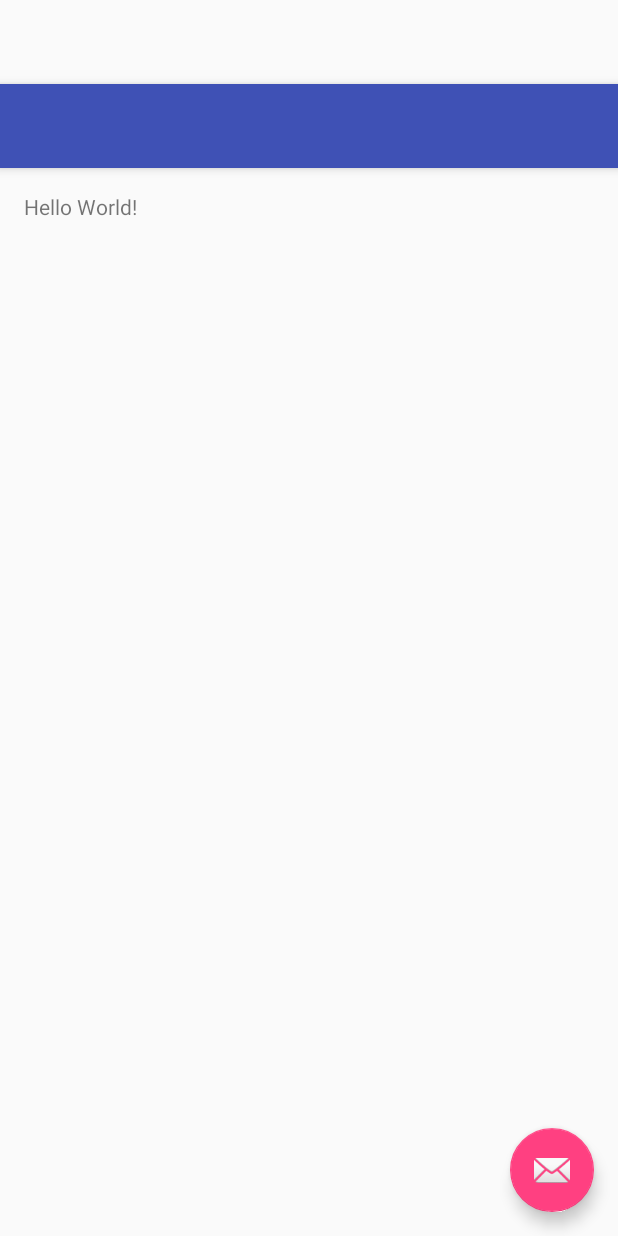
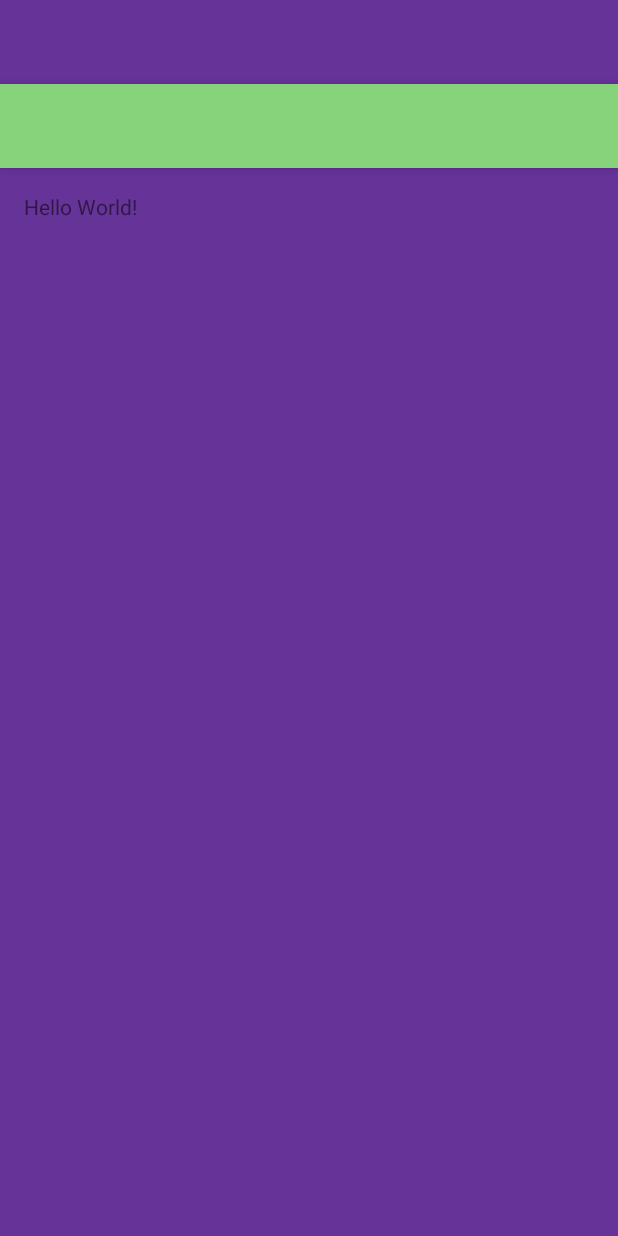
Before and after one commit to altonlau/QuizDown, an Android app: the layout activity_main.xml on its own in the app's theme, with its tools: preview values and no code run, on a phone screen of 412 x 824 dp. Run offline under Robolectric (Android 15) with nearby library versions, the phone set to English and light mode, and no system bars.

Commit message:
Added beautiful eggplant color theme

```diff
--- a/android/QuizDown/app/src/main/res/layout/activity_main.xml
+++ b/android/QuizDown/app/src/main/res/layout/activity_main.xml
@@ -1,25 +1,27 @@
 <?xml version="1.0" encoding="utf-8"?>
-<android.support.design.widget.CoordinatorLayout
-    xmlns:android="http://schemas.android.com/apk/res/android"
+<android.support.design.widget.CoordinatorLayout xmlns:android="http://schemas.android.com/apk/res/android"
     xmlns:app="http://schemas.android.com/apk/res-auto"
-    xmlns:tools="http://schemas.android.com/tools" android:layout_width="match_parent"
-    android:layout_height="match_parent" android:fitsSystemWindows="true"
+    xmlns:tools="http://schemas.android.com/tools"
+    android:layout_width="match_parent"
+    android:layout_height="match_parent"
+    android:background="@color/background_purple"
+    android:fitsSystemWindows="true"
     tools:context=".MainActivity">
 
-    <android.support.design.widget.AppBarLayout android:layout_height="wrap_content"
-        android:layout_width="match_parent" android:theme="@style/AppTheme.AppBarOverlay">
+    <android.support.design.widget.AppBarLayout
+        android:layout_width="match_parent"
+        android:layout_height="wrap_content"
+        android:theme="@style/AppTheme.AppBarOverlay">
 
-        <android.support.v7.widget.Toolbar android:id="@+id/toolbar"
-            android:layout_width="match_parent" android:layout_height="?attr/actionBarSize"
-            android:background="?attr/colorPrimary" app:popupTheme="@style/AppTheme.PopupOverlay" />
+        <android.support.v7.widget.Toolbar
+            android:id="@+id/toolbar"
+            android:layout_width="match_parent"
+            android:layout_height="?attr/actionBarSize"
+            android:background="?attr/colorPrimary"
+            app:popupTheme="@style/AppTheme.PopupOverlay" />
 
     </android.support.design.widget.AppBarLayout>
 
     <include layout="@layout/content_main" />
 
-    <android.support.design.widget.FloatingActionButton android:id="@+id/fab"
-        android:layout_width="wrap_content" android:layout_height="wrap_content"
-        android:layout_gravity="bottom|end" android:layout_margin="@dimen/fab_margin"
-        android:src="@android:drawable/ic_dialog_email" />
-
 </android.support.design.widget.CoordinatorLayout>
--- a/android/QuizDown/app/src/main/res/layout/content_main.xml
+++ b/android/QuizDown/app/src/main/res/layout/content_main.xml
@@ -1,14 +1,21 @@
 <?xml version="1.0" encoding="utf-8"?>
-<RelativeLayout xmlns:android="http://schemas.android.com/apk/res/android"
+<LinearLayout xmlns:android="http://schemas.android.com/apk/res/android"
+    xmlns:app="http://schemas.android.com/apk/res-auto"
     xmlns:tools="http://schemas.android.com/tools"
-    xmlns:app="http://schemas.android.com/apk/res-auto" android:layout_width="match_parent"
-    android:layout_height="match_parent" android:paddingLeft="@dimen/activity_horizontal_margin"
+    android:layout_width="match_parent"
+    android:layout_height="match_parent"
+    android:paddingBottom="@dimen/activity_vertical_margin"
+    android:paddingLeft="@dimen/activity_horizontal_margin"
     android:paddingRight="@dimen/activity_horizontal_margin"
     android:paddingTop="@dimen/activity_vertical_margin"
-    android:paddingBottom="@dimen/activity_vertical_margin"
     app:layout_behavior="@string/appbar_scrolling_view_behavior"
-    tools:showIn="@layout/activity_main" tools:context=".MainActivity">
+    tools:context=".MainActivity"
+    tools:showIn="@layout/activity_main"
+    android:orientation="vertical">
 
-    <TextView android:text="Hello World!" android:layout_width="wrap_content"
-        android:layout_height="wrap_content" />
-</RelativeLayout>
+    <TextView
+        android:layout_width="wrap_content"
+        android:layout_height="wrap_content"
+        android:text="Hello World!" />
+
+</LinearLayout>
--- a/android/QuizDown/app/src/main/res/values/colors.xml
+++ b/android/QuizDown/app/src/main/res/values/colors.xml
@@ -3,4 +3,8 @@
     <color name="colorPrimary">#3F51B5</color>
     <color name="colorPrimaryDark">#303F9F</color>
     <color name="colorAccent">#FF4081</color>
+    <color name="background_purple">#663399</color>
+    <color name="button_red">#EF4836</color>
+    <color name="primary_green">#87D37C</color>
+    <color name="primary_dark_green">#87D37C</color>
 </resources>
--- a/android/QuizDown/app/src/main/res/values/strings.xml
+++ b/android/QuizDown/app/src/main/res/values/strings.xml
@@ -1,4 +1,4 @@
 <resources>
     <string name="app_name">QuizDown</string>
-    <string name="action_settings">Settings</string>
+    <string name="action_mute">Mute</string>
 </resources>
--- a/android/QuizDown/app/src/main/res/values/styles.xml
+++ b/android/QuizDown/app/src/main/res/values/styles.xml
@@ -3,8 +3,8 @@
     <!-- Base application theme. -->
     <style name="AppTheme" parent="Theme.AppCompat.Light.DarkActionBar">
         <!-- Customize your theme here. -->
-        <item name="colorPrimary">@color/colorPrimary</item>
-        <item name="colorPrimaryDark">@color/colorPrimaryDark</item>
+        <item name="colorPrimary">@color/primary_green</item>
+        <item name="colorPrimaryDark">@color/primary_dark_green</item>
         <item name="colorAccent">@color/colorAccent</item>
     </style>
     <style name="AppTheme.NoActionBar">
```
Also changed, not shown: android/QuizDown/app/src/main/java/com/ag/quizdown/MainActivity.java (+2 -12 lines), android/QuizDown/app/src/main/res/menu/menu_main.xml (+7 -3 lines).
